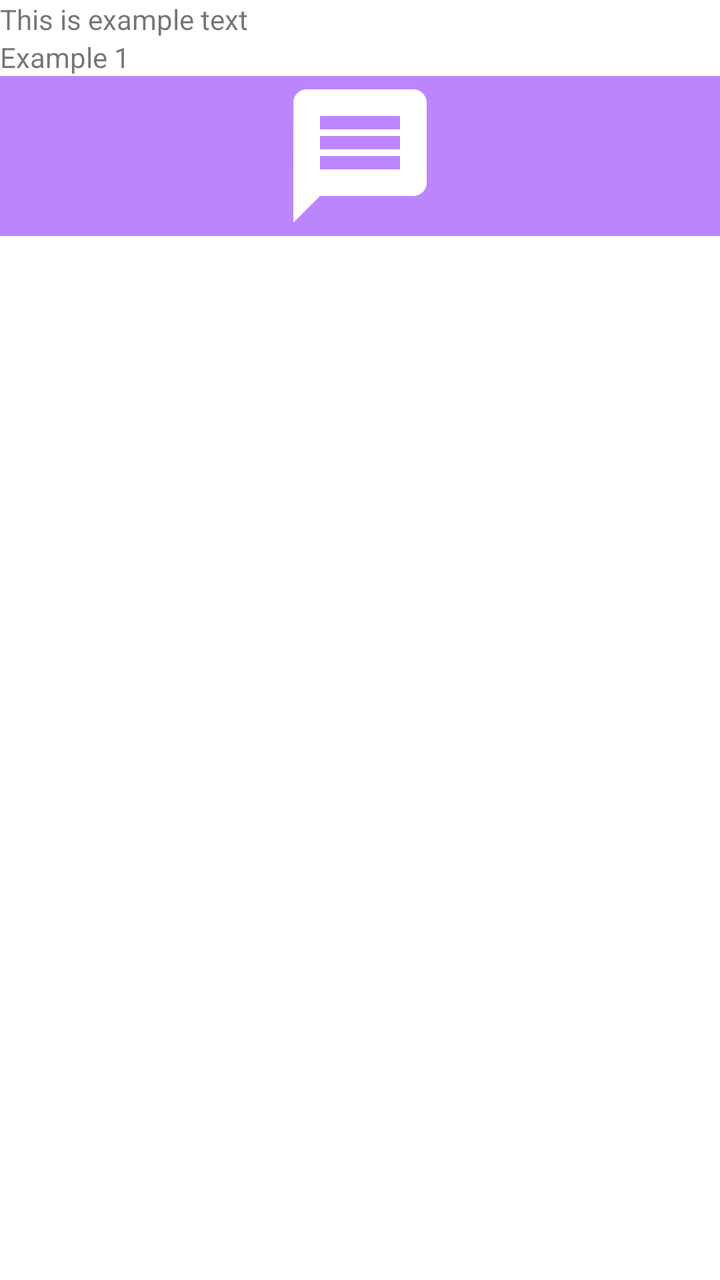
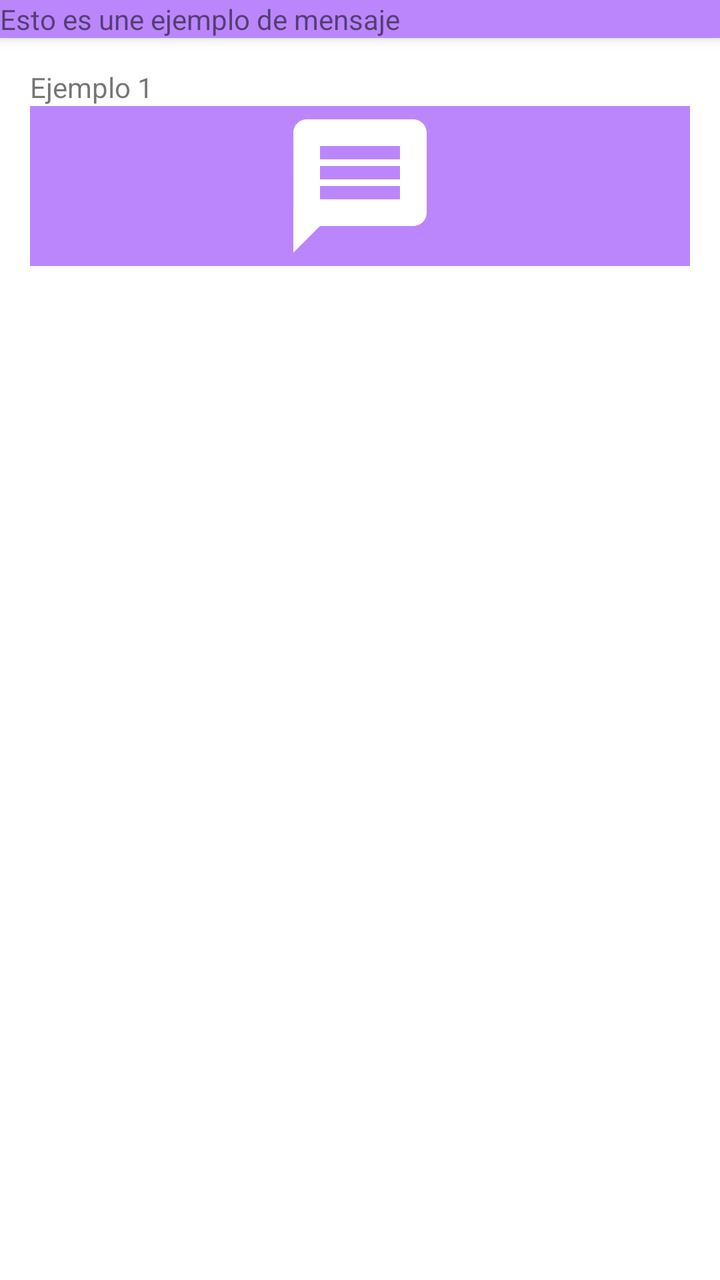

Screens rendered from an Android XML layout before and after an edit, with the pre-edit source and the edit as a unified diff.
<!-- AndroidManifest.xml: application theme Theme.sendMessage -->
<!-- res/layout/activity_view_message.xml -->
<?xml version="1.0" encoding="utf-8"?>
<LinearLayout xmlns:android="http://schemas.android.com/apk/res/android"
    xmlns:app="http://schemas.android.com/apk/res-auto"
    xmlns:tools="http://schemas.android.com/tools"
    android:id="@+id/main"
    android:layout_marginTop="125dp"

    android:layout_width="match_parent"
    android:layout_height="match_parent"
    android:orientation="vertical"
    tools:context=".ViewMessageActivity"
    tools:ignore="UseCompoundDrawables">

    <TextView
        android:id="@+id/tvTitleView"
        android:layout_width="match_parent"
        android:layout_height="wrap_content"
        android:text="@string/etMessageView"
        android:hint="@string/tvTitleView"
        />

    <TextView
        android:id="@+id/tvTittleContentView"
        android:layout_width="match_parent"
        android:layout_height="wrap_content"
        android:text="@string/tvTitleContentView" />

    <ImageView
        android:id="@+id/imageView"
        android:layout_width="match_parent"
        android:layout_height="@dimen/iVMessageSize"
        android:contentDescription="@string/iVMessageDescrip"
        android:background="@color/purple_200"
        app:srcCompat="@drawable/baseline_message_24" />

</LinearLayout>
<!-- resources referenced by this layout -->
<resources>
  <color name="purple_200">#FFBB86FC</color>
  <dimen name="iVMessageSize">80sp</dimen>
  <!-- drawable baseline_message_24 (drawable) -->
  <vector xmlns:android="http://schemas.android.com/apk/res/android" android:autoMirrored="true" android:height="24dp" android:tint="#FFFFFF" android:viewportHeight="24" android:viewportWidth="24" android:width="24dp">
        
      <path android:fillColor="@android:color/white" android:pathData="M20,2L4,2c-1.1,0 -1.99,0.9 -1.99,2L2,22l4,-4h14c1.1,0 2,-0.9 2,-2L22,4c0,-1.1 -0.9,-2 -2,-2zM18,14L6,14v-2h12v2zM18,11L6,11L6,9h12v2zM18,8L6,8L6,6h12v2z"/>
      
  </vector>
  <string name="etMessageView">This is example text</string>
  <string name="iVMessageDescrip">This is a description</string>
  <string name="tvTitleContentView">Example 1</string>
  <string name="tvTitleView">This other example</string>
  <style name="Theme.sendMessage" parent="Theme.MaterialComponents.DayNight.DarkActionBar">
          
          <item name="colorPrimary">@color/purple_500</item>
          <item name="colorPrimaryVariant">@color/purple_700</item>
          <item name="colorOnPrimary">@color/white</item>
          
          <item name="colorSecondary">@color/teal_200</item>
          <item name="colorSecondaryVariant">@color/teal_700</item>
          <item name="colorOnSecondary">@color/black</item>
          
          <item name="android:statusBarColor">?attr/colorPrimaryVariant</item>
          
      </style>
  <color name="purple_500">#FF6200EE</color>
  <color name="purple_700">#FF3700B3</color>
  <color name="white">#FFFFFFFF</color>
  <color name="teal_200">#FF03DAC5</color>
  <color name="teal_700">#FF018786</color>
  <color name="black">#FF000000</color>
</resources>

<!-- the commit's change to res/layout/activity_view_message.xml (unified diff, before → after) -->
@@ -1,36 +1,51 @@
 <?xml version="1.0" encoding="utf-8"?>
-<LinearLayout xmlns:android="http://schemas.android.com/apk/res/android"
+<androidx.coordinatorlayout.widget.CoordinatorLayout
+    xmlns:android="http://schemas.android.com/apk/res/android"
     xmlns:app="http://schemas.android.com/apk/res-auto"
     xmlns:tools="http://schemas.android.com/tools"
     android:id="@+id/main"
-    android:layout_marginTop="125dp"
-
     android:layout_width="match_parent"
     android:layout_height="match_parent"
-    android:orientation="vertical"
+    android:fitsSystemWindows="true"
     tools:context=".ViewMessageActivity"
     tools:ignore="UseCompoundDrawables">
 
-    <TextView
-        android:id="@+id/tvTitleView"
+    
+    <com.google.android.material.appbar.AppBarLayout
+        android:id="@+id/appbar"
         android:layout_width="match_parent"
         android:layout_height="wrap_content"
-        android:text="@string/etMessageView"
-        android:hint="@string/tvTitleView"
-        />
+        android:background="@color/purple_200">
 
-    <TextView
-        android:id="@+id/tvTittleContentView"
+        <TextView
+            android:id="@+id/tvTitleView"
+            android:layout_width="match_parent"
+            android:layout_height="wrap_content"
+            android:hint="@string/tvTitleView"
+            android:text="@string/etMessageView" />
+
+    </com.google.android.material.appbar.AppBarLayout>
+
+    
+    <LinearLayout
         android:layout_width="match_parent"
-        android:layout_height="wrap_content"
-        android:text="@string/tvTitleContentView" />
+        android:layout_height="match_parent"
+        android:orientation="vertical"
+        android:padding="15dp"
+        app:layout_behavior="@string/appbar_scrolling_view_behavior">
 
-    <ImageView
-        android:id="@+id/imageView"
-        android:layout_width="match_parent"
-        android:layout_height="@dimen/iVMessageSize"
-        android:contentDescription="@string/iVMessageDescrip"
-        android:background="@color/purple_200"
-        app:srcCompat="@drawable/baseline_message_24" />
+        <TextView
+            android:id="@+id/tvTittleContentView"
+            android:layout_width="match_parent"
+            android:layout_height="wrap_content"
+            android:text="@string/tvTitleContentView" />
 
-</LinearLayout>
+        <ImageView
+            android:id="@+id/imageView"
+            android:layout_width="match_parent"
+            android:layout_height="@dimen/iVMessageSize"
+            android:background="@color/purple_200"
+            android:contentDescription="@string/iVMessageDescrip"
+            app:srcCompat="@drawable/baseline_message_24" />
+    </LinearLayout>
+</androidx.coordinatorlayout.widget.CoordinatorLayout>
<!-- resource entries referenced after the edit -->
@@ -8,22 +8,18 @@
       <path android:fillColor="@android:color/white" android:pathData="M20,2L4,2c-1.1,0 -1.99,0.9 -1.99,2L2,22l4,-4h14c1.1,0 2,-0.9 2,-2L22,4c0,-1.1 -0.9,-2 -2,-2zM18,14L6,14v-2h12v2zM18,11L6,11L6,9h12v2zM18,8L6,8L6,6h12v2z"/>
       
   </vector>
-  <string name="etMessageView">This is example text</string>
-  <string name="iVMessageDescrip">This is a description</string>
-  <string name="tvTitleContentView">Example 1</string>
-  <string name="tvTitleView">This other example</string>
-  <style name="Theme.sendMessage" parent="Theme.MaterialComponents.DayNight.DarkActionBar">
-          
+  <string name="etMessageView">Esto es une ejemplo de mensaje</string>
+  <string name="iVMessageDescrip">Esto es una descripción</string>
+  <string name="tvTitleContentView">Ejemplo 1</string>
+  <string name="tvTitleView">Esto es otro ejemplo</string>
+  <style name="Theme.sendMessage.NoActionBar" parent="Theme.MaterialComponents.DayNight.NoActionBar">
           <item name="colorPrimary">@color/purple_500</item>
           <item name="colorPrimaryVariant">@color/purple_700</item>
           <item name="colorOnPrimary">@color/white</item>
-          
           <item name="colorSecondary">@color/teal_200</item>
           <item name="colorSecondaryVariant">@color/teal_700</item>
           <item name="colorOnSecondary">@color/black</item>
-          
           <item name="android:statusBarColor">?attr/colorPrimaryVariant</item>
-          
       </style>
   <color name="purple_500">#FF6200EE</color>
   <color name="purple_700">#FF3700B3</color>
